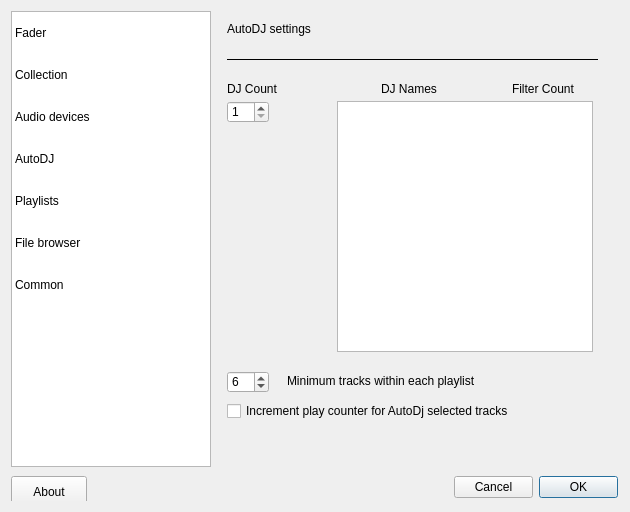
Old version of the form src/settingsdialog.ui in the repository knowthelist/knowthelist.
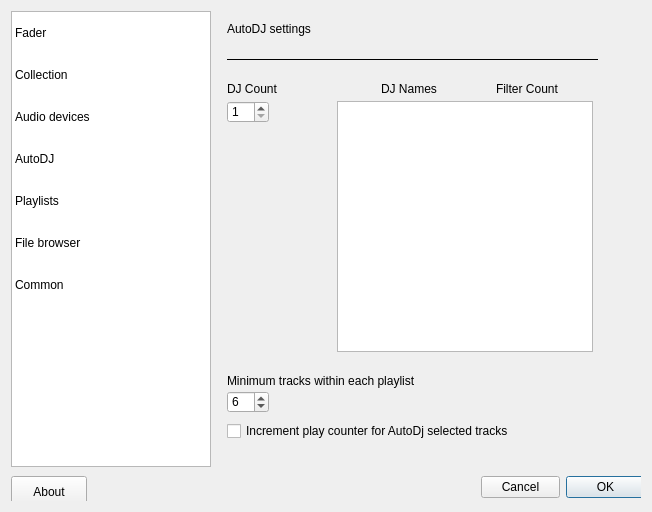
New version of the form. The open tabs and pages were chosen to show the change.

Patch:
```diff
--- a/src/settingsdialog.ui
+++ b/src/settingsdialog.ui
@@ -6,7 +6,7 @@
    <rect>
     <x>0</x>
     <y>0</y>
-    <width>630</width>
+    <width>652</width>
     <height>512</height>
    </rect>
   </property>
@@ -516,7 +516,7 @@
          <property name="geometry">
           <rect>
            <x>10</x>
-           <y>360</y>
+           <y>380</y>
            <width>42</width>
            <height>22</height>
           </rect>
@@ -528,9 +528,9 @@
         <widget class="QLabel" name="label_9">
          <property name="geometry">
           <rect>
-           <x>70</x>
+           <x>10</x>
            <y>360</y>
-           <width>321</width>
+           <width>371</width>
            <height>20</height>
           </rect>
          </property>
@@ -599,9 +599,9 @@
         <widget class="QLabel" name="label_11">
          <property name="geometry">
           <rect>
-           <x>295</x>
+           <x>279</x>
            <y>70</y>
-           <width>91</width>
+           <width>121</width>
            <height>16</height>
           </rect>
          </property>
@@ -613,8 +613,8 @@
          <property name="geometry">
           <rect>
            <x>10</x>
-           <y>390</y>
-           <width>361</width>
+           <y>410</y>
+           <width>411</width>
            <height>20</height>
           </rect>
          </property>
@@ -901,7 +901,7 @@
      <widget class="QDialogButtonBox" name="buttonBox">
       <property name="geometry">
        <rect>
-        <x>443</x>
+        <x>470</x>
         <y>-2</y>
         <width>164</width>
         <height>32</height>
```
Left out of the diff: 7 changed lines with no effect on the pictures.
